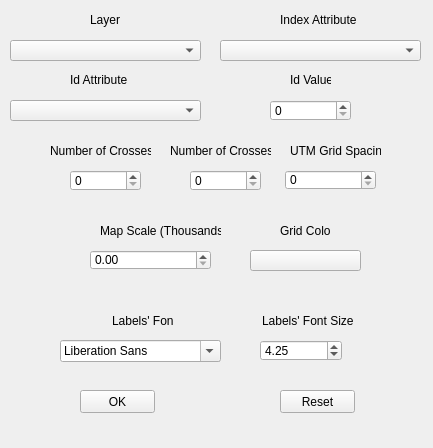
Above: gridGenerator_dockwidget_base.ui from dsgoficial/gridGenerator before the change. Below: the same form after it.
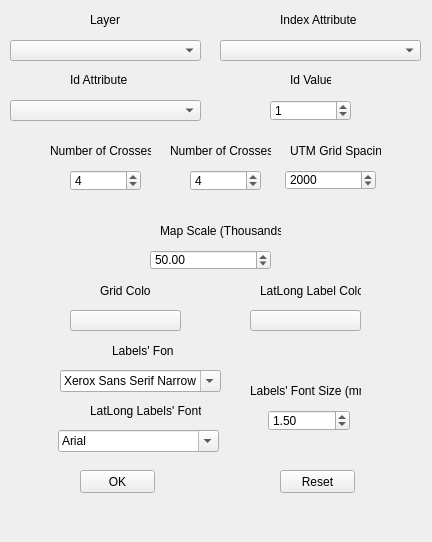
That is the form after the change. Custom widgets are drawn as their Qt base class.

```diff
--- a/gridGenerator_dockwidget_base.ui
+++ b/gridGenerator_dockwidget_base.ui
@@ -6,8 +6,8 @@
    <rect>
     <x>0</x>
     <y>0</y>
-    <width>433</width>
-    <height>448</height>
+    <width>432</width>
+    <height>542</height>
    </rect>
   </property>
   <property name="windowTitle">
@@ -53,8 +53,8 @@
    <widget class="QLabel" name="gridColorLabel">
     <property name="geometry">
      <rect>
-      <x>280</x>
-      <y>220</y>
+      <x>100</x>
+      <y>280</y>
       <width>51</width>
       <height>21</height>
      </rect>
@@ -80,7 +80,7 @@
     <property name="geometry">
      <rect>
       <x>80</x>
-      <y>390</y>
+      <y>470</y>
       <width>75</width>
       <height>23</height>
      </rect>
@@ -92,21 +92,21 @@
    <widget class="QgsDoubleSpinBox" name="labelFontSize">
     <property name="geometry">
      <rect>
-      <x>260</x>
-      <y>340</y>
+      <x>268</x>
+      <y>410</y>
       <width>82</width>
       <height>21</height>
      </rect>
     </property>
     <property name="value">
-     <double>4.250000000000000</double>
+     <double>1.500000000000000</double>
     </property>
    </widget>
    <widget class="QLabel" name="labelFont">
     <property name="geometry">
      <rect>
       <x>112</x>
-      <y>310</y>
+      <y>340</y>
       <width>61</width>
       <height>21</height>
      </rect>
@@ -131,8 +131,8 @@
    <widget class="QgsColorButton" name="gridColor">
     <property name="geometry">
      <rect>
-      <x>250</x>
-      <y>250</y>
+      <x>70</x>
+      <y>310</y>
       <width>111</width>
       <height>21</height>
      </rect>
@@ -153,6 +153,9 @@
       <height>21</height>
      </rect>
     </property>
+    <property name="value">
+     <number>4</number>
+    </property>
    </widget>
    <widget class="QgsSpinBox" name="crossesY">
     <property name="geometry">
@@ -163,6 +166,9 @@
       <height>21</height>
      </rect>
     </property>
+    <property name="value">
+     <number>4</number>
+    </property>
    </widget>
    <widget class="QgsSpinBox" name="utmSpacing">
     <property name="geometry">
@@ -179,18 +185,21 @@
     <property name="singleStep">
      <number>1000</number>
     </property>
+    <property name="value">
+     <number>2000</number>
+    </property>
    </widget>
    <widget class="QLabel" name="labelFontSizeLabel">
     <property name="geometry">
      <rect>
-      <x>262</x>
-      <y>310</y>
-      <width>91</width>
+      <x>250</x>
+      <y>380</y>
+      <width>111</width>
       <height>21</height>
      </rect>
     </property>
     <property name="text">
-     <string>Labels' Font Size</string>
+     <string>Labels' Font Size (mm)</string>
     </property>
    </widget>
    <widget class="QLabel" name="selectAttribute">
@@ -222,7 +231,7 @@
    <widget class="QgsDoubleSpinBox" name="mapScale">
     <property name="geometry">
      <rect>
-      <x>90</x>
+      <x>150</x>
       <y>250</y>
       <width>121</width>
       <height>20</height>
@@ -231,11 +240,14 @@
     <property name="maximum">
      <double>999999.000000000000000</double>
     </property>
+    <property name="value">
+     <double>50.000000000000000</double>
+    </property>
    </widget>
    <widget class="QLabel" name="mapScaleLabel">
     <property name="geometry">
      <rect>
-      <x>100</x>
+      <x>160</x>
       <y>220</y>
       <width>121</width>
       <height>21</height>
@@ -249,17 +261,20 @@
     <property name="geometry">
      <rect>
       <x>60</x>
-      <y>340</y>
+      <y>370</y>
       <width>161</width>
       <height>22</height>
      </rect>
     </property>
+    <property name="currentText">
+     <string>Xerox Sans Serif Narrow</string>
+    </property>
    </widget>
    <widget class="QPushButton" name="resetButton">
     <property name="geometry">
      <rect>
       <x>280</x>
-      <y>390</y>
+      <y>470</y>
       <width>75</width>
       <height>23</height>
      </rect>
@@ -315,6 +330,58 @@
     </property>
     <property name="maximum">
      <number>9999999</number>
+    </property>
+    <property name="value">
+     <number>1</number>
+    </property>
+   </widget>
+   <widget class="QgsColorButton" name="llColor">
+    <property name="geometry">
+     <rect>
+      <x>250</x>
+      <y>310</y>
+      <width>111</width>
+      <height>21</height>
+     </rect>
+    </property>
+   </widget>
+   <widget class="QLabel" name="llColorLabel">
+    <property name="geometry">
+     <rect>
+      <x>260</x>
+      <y>280</y>
+      <width>101</width>
+      <height>21</height>
+     </rect>
+    </property>
+    <property name="text">
+     <string>LatLong Label Color</string>
+    </property>
+   </widget>
+   <widget class="QFontComboBox" name="fontTypeLL">
+    <property name="geometry">
+     <rect>
+      <x>58</x>
+      <y>430</y>
+      <width>161</width>
+      <height>22</height>
+     </rect>
+    </property>
+    <property name="currentText">
+     <string>Arial</string>
+    </property>
+   </widget>
+   <widget class="QLabel" name="labelFont_2">
+    <property name="geometry">
+     <rect>
+      <x>90</x>
+      <y>400</y>
+      <width>111</width>
+      <height>21</height>
+     </rect>
+    </property>
+    <property name="text">
+     <string>LatLong Labels' Font</string>
     </property>
    </widget>
   </widget>
```
